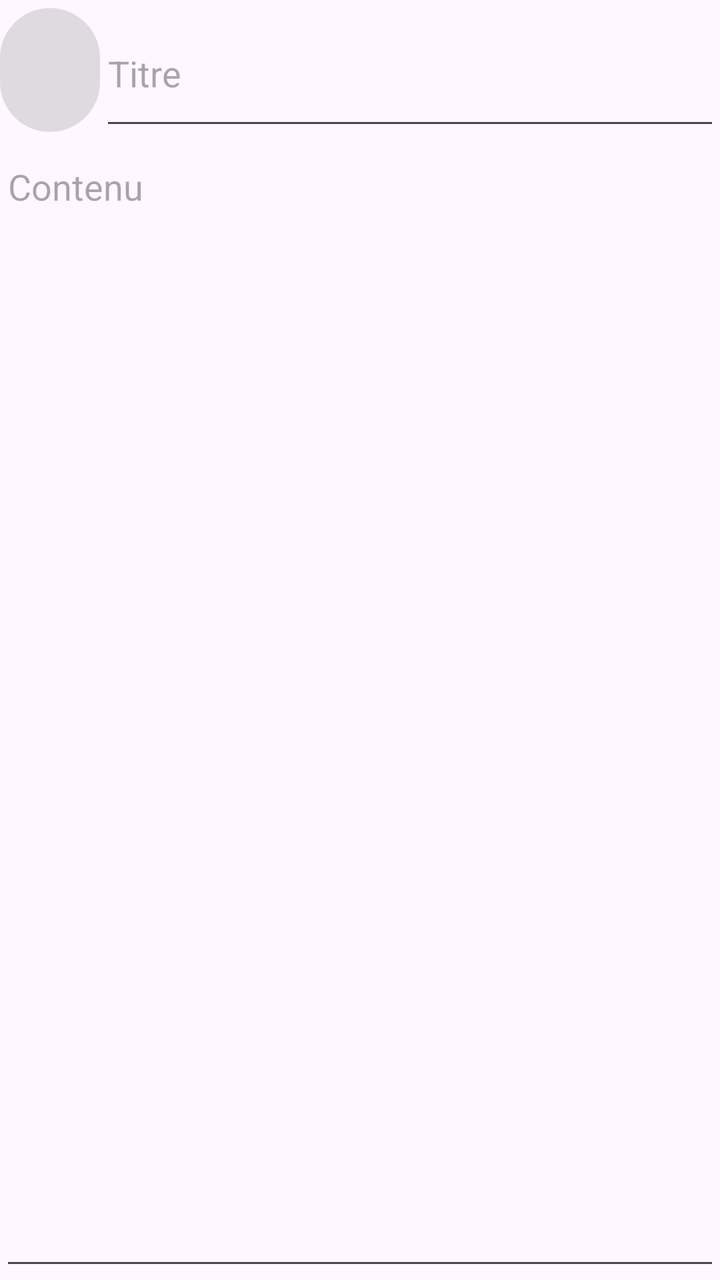
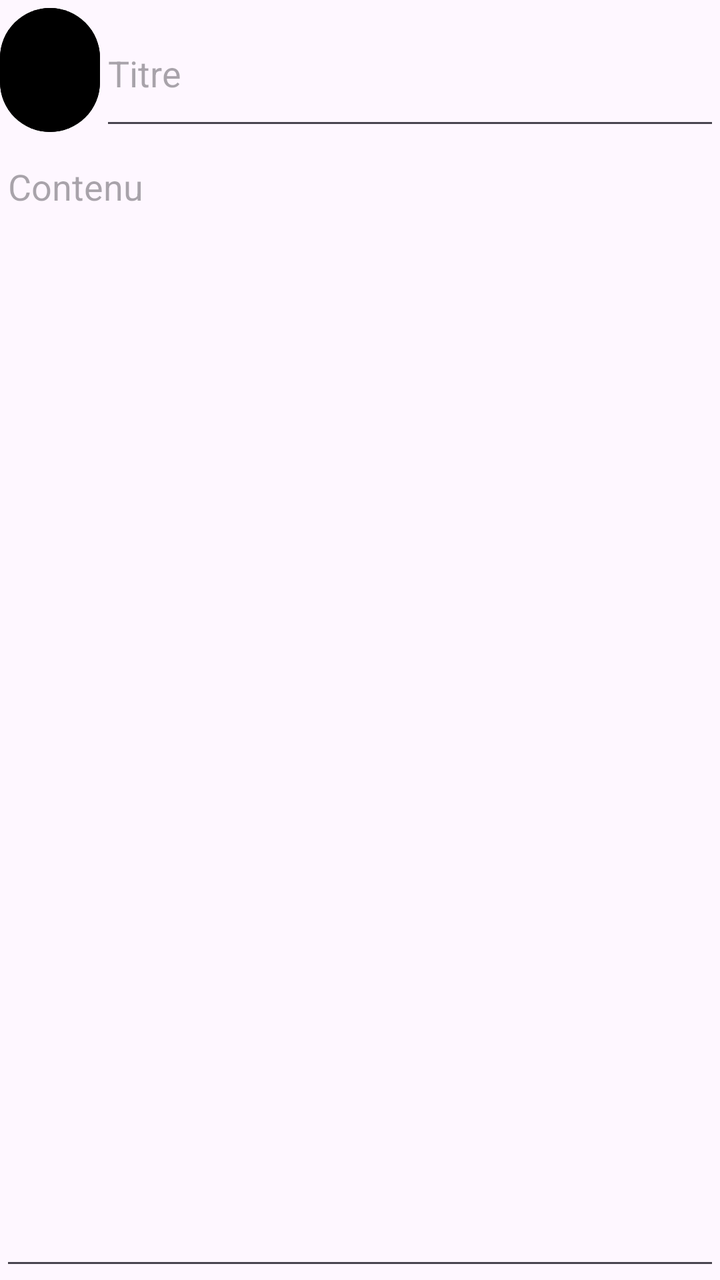

Before-and-after screenshots of an Android layout around one commit, followed by the original layout XML and the change that was made.
<!-- AndroidManifest.xml: application theme Theme.Notty -->
<!-- res/layout/activity_create_note.xml -->
<?xml version="1.0" encoding="utf-8"?>
<LinearLayout xmlns:android="http://schemas.android.com/apk/res/android"
    xmlns:app="http://schemas.android.com/apk/res-auto"
    xmlns:tools="http://schemas.android.com/tools"
    android:id="@+id/main"
    android:layout_width="match_parent"
    android:layout_height="match_parent"
    android:background="#00E60000"
    android:gravity="center"
    android:orientation="vertical"
    tools:context=".CreateNoteActivity">

    <LinearLayout
        android:layout_width="match_parent"
        android:layout_height="70dp"
        android:orientation="horizontal">

        <Button
            android:id="@+id/id_btn_backHome"
            android:layout_width="50dp"
            android:layout_height="match_parent"
            android:backgroundTint="#10000000"
            android:gravity="center" />

        <EditText
            android:id="@+id/id_edit_title"
            android:layout_width="match_parent"
            android:layout_height="match_parent"
            android:ems="10"
            android:hint="Titre"
            android:inputType="text" />
    </LinearLayout>

    <EditText
        android:id="@+id/id_edit_body"
        android:layout_width="match_parent"
        android:layout_height="match_parent"
        android:layout_marginTop="1dp"
        android:ems="10"
        android:gravity="top"
        android:hint="Contenu"
        android:inputType="textMultiLine"
        android:scrollbars="vertical"
        android:scrollHorizontally="false" />

</LinearLayout>
<!-- resources referenced by this layout -->
<resources>
  <style name="Theme.Notty" parent="Base.Theme.Notty" />
  <style name="Base.Theme.Notty" parent="Theme.Material3.DayNight.NoActionBar">
          
          
      </style>
</resources>

<!-- the commit's change to res/layout/activity_create_note.xml (unified diff, before → after) -->
@@ -16,14 +16,14 @@
         android:orientation="horizontal">
 
         <Button
-            android:id="@+id/id_btn_backHome"
+            android:id="@+id/id_create_btn_backHome"
             android:layout_width="50dp"
             android:layout_height="match_parent"
-            android:backgroundTint="#10000000"
+            android:backgroundTint="#FF000000"
             android:gravity="center" />
 
         <EditText
-            android:id="@+id/id_edit_title"
+            android:id="@+id/id_create_text_title"
             android:layout_width="match_parent"
             android:layout_height="match_parent"
             android:ems="10"
@@ -32,7 +32,7 @@
     </LinearLayout>
 
     <EditText
-        android:id="@+id/id_edit_body"
+        android:id="@+id/id_create_edit_body"
         android:layout_width="match_parent"
         android:layout_height="match_parent"
         android:layout_marginTop="1dp"
